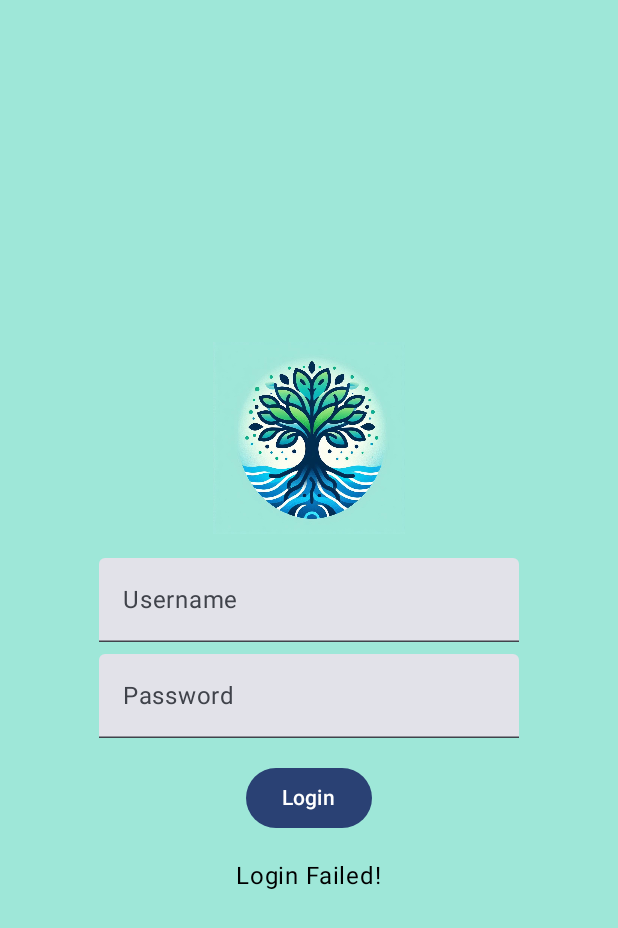
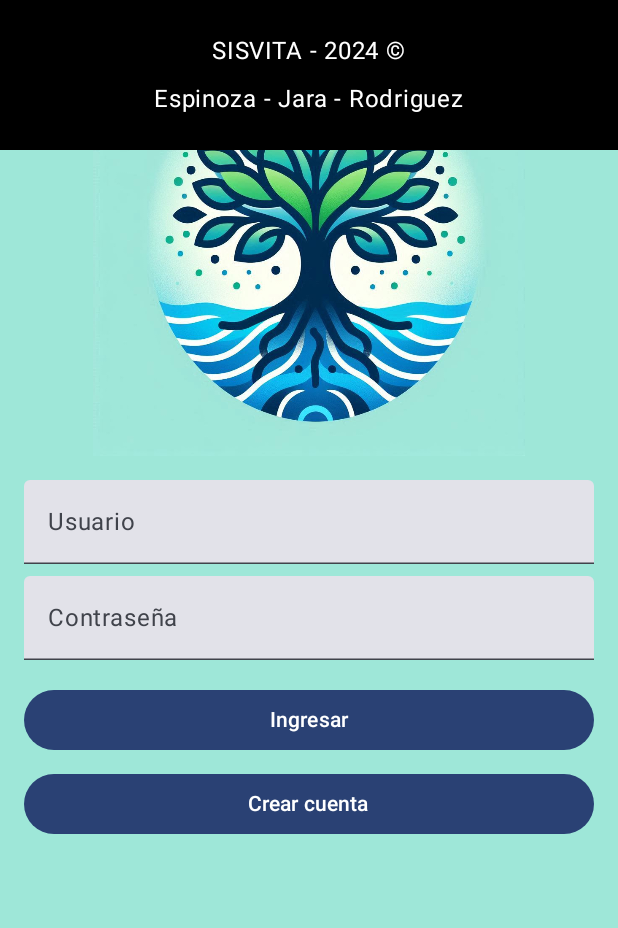
Before and after one commit to Lucciani47/Sisvita, an Android app built with Jetpack Compose: the screen it shows after launch (MainActivity), on a phone screen of 412 x 824 dp. Shown: the top 928 px of the screen. Run offline under Robolectric (Android 15) with nearby library versions, the phone set to English and light mode, and no system bars.

Commit message:
Login actualizacion 2.0

```diff
--- a/app/src/main/java/com/samuel/sisvita17/MainActivity.kt
+++ b/app/src/main/java/com/samuel/sisvita17/MainActivity.kt
@@ -21,19 +21,3 @@ class MainActivity : ComponentActivity() {
         }
     }
 }
-
-@Composable
-fun Greeting(name: String, modifier: Modifier = Modifier) {
-    Text(
-        text = "Hello $name!",
-        modifier = modifier
-    )
-}
-
-@Preview(showBackground = true)
-@Composable
-fun GreetingPreview() {
-    Sisvita17Theme {
-        Greeting("Android")
-    }
-}
--- a/app/src/main/java/com/samuel/sisvita17/data/repository/UserRepository.kt
+++ b/app/src/main/java/com/samuel/sisvita17/data/repository/UserRepository.kt
@@ -1,6 +1,6 @@
 package com.samuel.sisvita17.data.repository
 
-import com.samuel.sisvita17.data.model.User
+import com.samuel.sisvita17.model.User
 class UserRepository {
 
     private val dummyUser = User(username = "test", password = "1234")
--- a/app/src/main/java/com/samuel/sisvita17/data/model/User.kt
+++ b/app/src/main/java/com/samuel/sisvita17/model/User.kt
@@ -1,4 +1,4 @@
-package com.samuel.sisvita17.data.model
+package com.samuel.sisvita17.model
 data class User(
     val username: String,
     val password: String
--- a/app/src/main/java/com/samuel/sisvita17/ui/view/LoginScreen.kt
+++ b/app/src/main/java/com/samuel/sisvita17/ui/view/LoginScreen.kt
@@ -7,6 +7,7 @@ import androidx.compose.material3.*
 import androidx.compose.runtime.*
 import androidx.compose.ui.Alignment
 import androidx.compose.ui.Modifier
+import androidx.compose.ui.graphics.Color
 import androidx.compose.ui.res.painterResource
 import androidx.compose.ui.text.input.PasswordVisualTransformation
 import androidx.compose.ui.tooling.preview.Preview
@@ -17,7 +18,8 @@ import com.samuel.sisvita17.ui.theme.BackgroundColor
 import com.samuel.sisvita17.ui.viewmodel.LoginViewModel
 
 @Composable
-fun LoginScreen(viewModel: LoginViewModel = viewModel()) {
+fun LoginScreen(
+    viewModel: LoginViewModel = viewModel()) {
     var username by remember { mutableStateOf("") }
     var password by remember { mutableStateOf("") }
     val loginState by viewModel.loginState.collectAsState()
@@ -27,36 +29,66 @@ fun LoginScreen(viewModel: LoginViewModel = viewModel()) {
             .fillMaxSize()
             .background(BackgroundColor)
             .padding(16.dp),
-        verticalArrangement = Arrangement.Center,
         horizontalAlignment = Alignment.CenterHorizontally
     ) {
         Image(
             painter = painterResource(id = R.mipmap.logo_sisvita),
             contentDescription = "Logo",
-            modifier = Modifier.size(128.dp) // Ajusta el tamaño según sea necesario
+            modifier = Modifier.size(288.dp) // Ajusta el tamaño según sea necesario
         )
         Spacer(modifier = Modifier.height(16.dp))
         TextField(
             value = username,
             onValueChange = { username = it },
-            label = { Text("Username") }
+            label = { Text("Usuario") },
+            modifier = Modifier.fillMaxWidth()
         )
         Spacer(modifier = Modifier.height(8.dp))
         TextField(
             value = password,
             onValueChange = { password = it },
-            label = { Text("Password") },
+            label = { Text("Contraseña") },
+            modifier = Modifier.fillMaxWidth(),
             visualTransformation = PasswordVisualTransformation()
         )
         Spacer(modifier = Modifier.height(16.dp))
-        Button(onClick = { viewModel.login(username, password) }) {
-            Text("Login")
+        Button(
+            onClick = { viewModel.login(username, password) },
+            modifier = Modifier.fillMaxWidth() // Hace que el Button ocupe todo el ancho disponible
+        ) {
+            Text("Ingresar")
         }
-        Spacer(modifier = Modifier.height(16.dp))
-        if (loginState) {
-            Text("Login Successful!")
-        } else {
-            Text("Login Failed!")
+        Spacer(modifier = Modifier.height(8.dp))
+        Button(
+            onClick = { viewModel.login(username, password) },
+            modifier = Modifier.fillMaxWidth() // Hace que el Button ocupe todo el ancho disponible
+        ) {
+            Text("Crear cuenta")
+        }
+    }
+    Box(
+        modifier = Modifier
+            .fillMaxWidth()
+            .height(100.dp) // Altura del espacio negro
+            .background(Color.Black)
+            .padding(horizontal = 16.dp) // Añade padding horizontal para alinear con los márgenes laterales
+    ) {
+        Column(
+            modifier = Modifier
+                .fillMaxSize()
+                .padding(16.dp),
+            verticalArrangement = Arrangement.Center,
+            horizontalAlignment = Alignment.CenterHorizontally
+        ) {
+            Text(
+                text = "SISVITA - 2024 ©",
+                color = Color.White
+            )
+            Spacer(modifier = Modifier.height(8.dp))
+            Text(
+                text = "Espinoza - Jara - Rodriguez",
+                color = Color.White
+            )
         }
     }
 }
```
